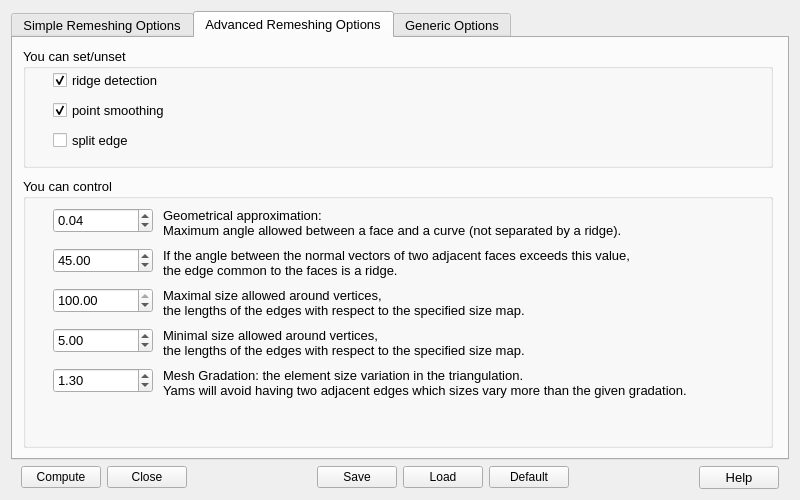
SalomePlatform/smesh, file src/Tools/YamsPlug/YamsPlugDialog.ui: the form before one commit.
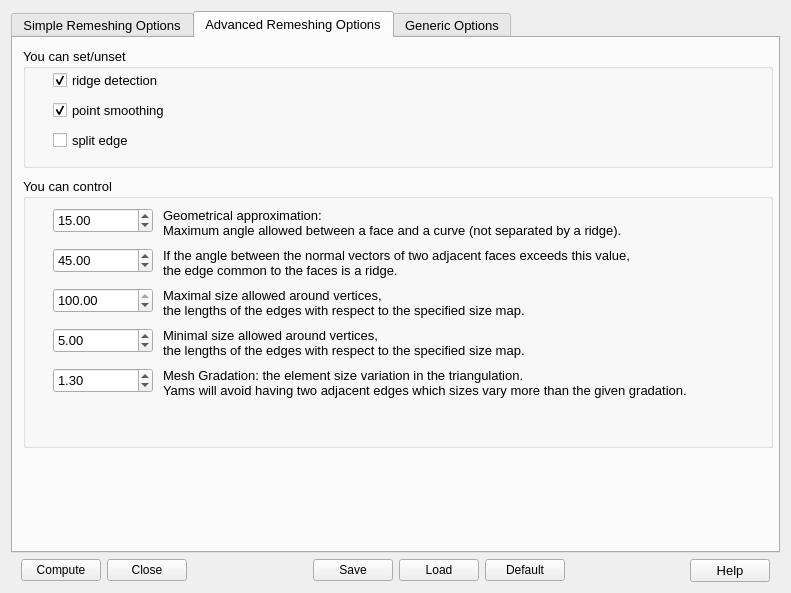
The form after the commit. The open tabs and pages were chosen to show the change.

```diff
--- a/src/Tools/YamsPlug/YamsPlugDialog.ui
+++ b/src/Tools/YamsPlug/YamsPlugDialog.ui
@@ -6,8 +6,8 @@
    <rect>
     <x>0</x>
     <y>0</y>
-    <width>800</width>
-    <height>500</height>
+    <width>791</width>
+    <height>593</height>
    </rect>
   </property>
   <property name="windowTitle">
@@ -599,13 +599,13 @@
          </rect>
         </property>
         <property name="maximum">
-         <double>0.890000000000000</double>
+         <double>90.000000000000000</double>
         </property>
         <property name="singleStep">
          <double>0.010000000000000</double>
         </property>
         <property name="value">
-         <double>0.040000000000000</double>
+         <double>15.000000000000000</double>
         </property>
        </widget>
        <widget class="QLabel" name="label_2">
```
Left out of the diff: 4 changed lines with no effect on the pictures.
